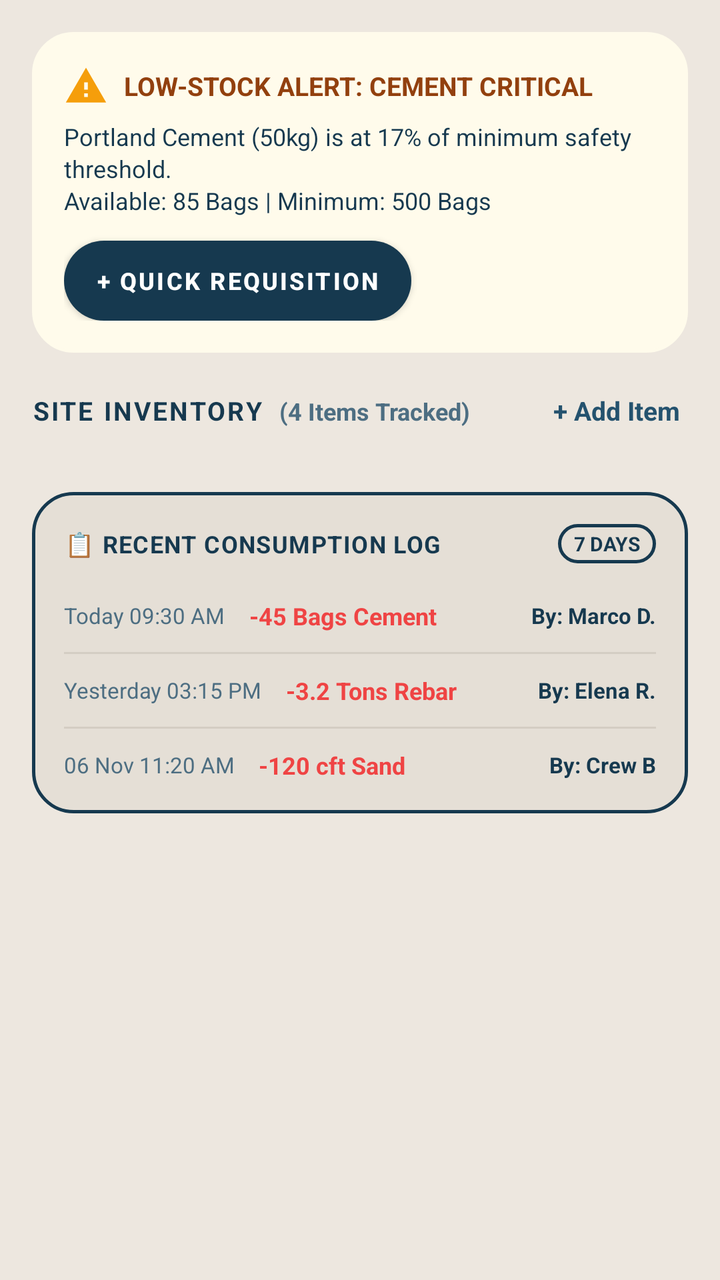
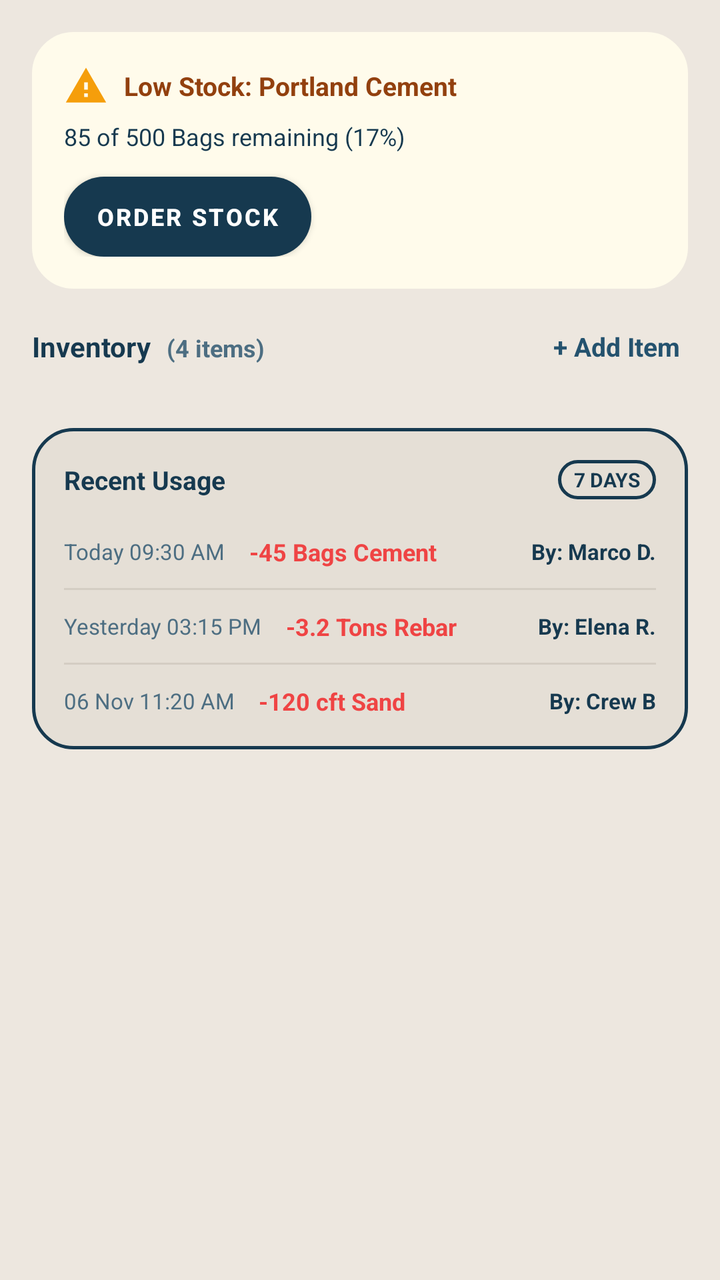

An Android layout rendered at two revisions. The XML below is the earlier revision; the diff shows what the commit changed to produce the second picture.
<!-- AndroidManifest.xml: application theme Theme.SiteSync -->
<!-- res/layout/fragment_resource.xml -->
<?xml version="1.0" encoding="utf-8"?>
<androidx.coordinatorlayout.widget.CoordinatorLayout xmlns:android="http://schemas.android.com/apk/res/android"
    xmlns:app="http://schemas.android.com/apk/res-auto"
    android:layout_width="match_parent"
    android:layout_height="match_parent"
    android:background="@color/warm_ash_base">

    <androidx.core.widget.NestedScrollView
        android:layout_width="match_parent"
        android:layout_height="match_parent"
        android:clipToPadding="false"
        android:paddingBottom="120dp"
        android:fillViewport="true">

        <LinearLayout
            android:layout_width="match_parent"
            android:layout_height="wrap_content"
            android:orientation="vertical"
            android:padding="16dp">

            
            <include
                android:id="@+id/layoutLowStockBanner"
                layout="@layout/layout_low_stock_banner" />

            
            <RelativeLayout
                android:layout_width="match_parent"
                android:layout_height="wrap_content"
                android:layout_marginBottom="12dp">

                <LinearLayout
                    android:layout_width="wrap_content"
                    android:layout_height="wrap_content"
                    android:layout_alignParentStart="true"
                    android:layout_centerVertical="true"
                    android:orientation="horizontal">

                    <TextView
                        android:id="@+id/tvInventoryHeader"
                        android:layout_width="wrap_content"
                        android:layout_height="wrap_content"
                        android:text="SITE INVENTORY"
                        android:textColor="@color/text_oxide_primary"
                        android:textSize="13sp"
                        android:textStyle="bold"
                        android:letterSpacing="0.08" />

                    <TextView
                        android:id="@+id/tvInventoryCountBadge"
                        android:layout_width="wrap_content"
                        android:layout_height="wrap_content"
                        android:layout_marginStart="8dp"
                        android:text="(4 Items Tracked)"
                        android:textColor="@color/text_oxide_secondary"
                        android:textSize="12sp"
                        android:textStyle="bold" />
                </LinearLayout>

                <TextView
                    android:id="@+id/btnAddInventoryItem"
                    android:layout_width="wrap_content"
                    android:layout_height="wrap_content"
                    android:layout_alignParentEnd="true"
                    android:layout_centerVertical="true"
                    android:text="+ Add Item"
                    android:textColor="@color/oxide_blue_light"
                    android:textSize="13sp"
                    android:textStyle="bold"
                    android:padding="4dp"
                    android:background="?attr/selectableItemBackgroundBorderless" />
            </RelativeLayout>

            
            <androidx.recyclerview.widget.RecyclerView
                android:id="@+id/rvInventory"
                android:layout_width="match_parent"
                android:layout_height="wrap_content"
                android:nestedScrollingEnabled="false"
                android:layout_marginBottom="16dp" />

            
            <LinearLayout
                android:layout_width="match_parent"
                android:layout_height="wrap_content"
                android:orientation="vertical"
                android:background="@drawable/bg_card_outlined"
                android:padding="16dp"
                android:layout_marginBottom="16dp">

                
                <RelativeLayout
                    android:layout_width="match_parent"
                    android:layout_height="wrap_content"
                    android:layout_marginBottom="12dp">

                    <TextView
                        android:layout_width="wrap_content"
                        android:layout_height="wrap_content"
                        android:layout_alignParentStart="true"
                        android:layout_centerVertical="true"
                        android:text="📋 RECENT CONSUMPTION LOG"
                        android:textColor="@color/text_oxide_primary"
                        android:textSize="12sp"
                        android:textStyle="bold"
                        android:letterSpacing="0.04" />

                    <TextView
                        android:layout_width="wrap_content"
                        android:layout_height="wrap_content"
                        android:layout_alignParentEnd="true"
                        android:layout_centerVertical="true"
                        android:text="7 DAYS"
                        android:textColor="@color/text_oxide_primary"
                        android:textSize="10sp"
                        android:textStyle="bold"
                        android:background="@drawable/bg_pill_inactive"
                        android:paddingStart="8dp"
                        android:paddingEnd="8dp"
                        android:paddingTop="3dp"
                        android:paddingBottom="3dp" />
                </RelativeLayout>

                
                <LinearLayout
                    android:id="@+id/rowLog1"
                    android:layout_width="match_parent"
                    android:layout_height="wrap_content"
                    android:orientation="horizontal"
                    android:gravity="center_vertical"
                    android:paddingTop="6dp"
                    android:paddingBottom="6dp">

                    <TextView
                        android:layout_width="wrap_content"
                        android:layout_height="wrap_content"
                        android:text="Today 09:30 AM"
                        android:textColor="@color/text_oxide_secondary"
                        android:textSize="11sp" />

                    <TextView
                        android:layout_width="0dp"
                        android:layout_height="wrap_content"
                        android:layout_weight="1"
                        android:layout_marginStart="12dp"
                        android:text="-45 Bags Cement"
                        android:textColor="@color/status_red"
                        android:textSize="12sp"
                        android:textStyle="bold" />

                    <TextView
                        android:layout_width="wrap_content"
                        android:layout_height="wrap_content"
                        android:text="By: Marco D."
                        android:textColor="@color/text_oxide_primary"
                        android:textSize="11sp"
                        android:textStyle="bold" />
                </LinearLayout>

                <View
                    android:layout_width="match_parent"
                    android:layout_height="1dp"
                    android:background="@color/gauge_track_ash"
                    android:layout_marginTop="4dp"
                    android:layout_marginBottom="4dp" />

                
                <LinearLayout
                    android:id="@+id/rowLog2"
                    android:layout_width="match_parent"
                    android:layout_height="wrap_content"
                    android:orientation="horizontal"
                    android:gravity="center_vertical"
                    android:paddingTop="6dp"
                    android:paddingBottom="6dp">

                    <TextView
                        android:layout_width="wrap_content"
                        android:layout_height="wrap_content"
                        android:text="Yesterday 03:15 PM"
                        android:textColor="@color/text_oxide_secondary"
                        android:textSize="11sp" />

                    <TextView
                        android:layout_width="0dp"
                        android:layout_height="wrap_content"
                        android:layout_weight="1"
                        android:layout_marginStart="12dp"
                        android:text="-3.2 Tons Rebar"
                        android:textColor="@color/status_red"
                        android:textSize="12sp"
                        android:textStyle="bold" />

                    <TextView
                        android:layout_width="wrap_content"
                        android:layout_height="wrap_content"
                        android:text="By: Elena R."
                        android:textColor="@color/text_oxide_primary"
                        android:textSize="11sp"
                        android:textStyle="bold" />
                </LinearLayout>

                <View
                    android:layout_width="match_parent"
                    android:layout_height="1dp"
                    android:background="@color/gauge_track_ash"
                    android:layout_marginTop="4dp"
                    android:layout_marginBottom="4dp" />

                
                <LinearLayout
                    android:id="@+id/rowLog3"
                    android:layout_width="match_parent"
                    android:layout_height="wrap_content"
                    android:orientation="horizontal"
                    android:gravity="center_vertical"
                    android:paddingTop="6dp">

                    <TextView
                        android:layout_width="wrap_content"
                        android:layout_height="wrap_content"
                        android:text="06 Nov 11:20 AM"
                        android:textColor="@color/text_oxide_secondary"
                        android:textSize="11sp" />

                    <TextView
                        android:layout_width="0dp"
                        android:layout_height="wrap_content"
                        android:layout_weight="1"
                        android:layout_marginStart="12dp"
                        android:text="-120 cft Sand"
                        android:textColor="@color/status_red"
                        android:textSize="12sp"
                        android:textStyle="bold" />

                    <TextView
                        android:layout_width="wrap_content"
                        android:layout_height="wrap_content"
                        android:text="By: Crew B"
                        android:textColor="@color/text_oxide_primary"
                        android:textSize="11sp"
                        android:textStyle="bold" />
                </LinearLayout>
            </LinearLayout>

        </LinearLayout>
    </androidx.core.widget.NestedScrollView>

</androidx.coordinatorlayout.widget.CoordinatorLayout>
<!-- res/layout/layout_low_stock_banner.xml (included above) -->
<?xml version="1.0" encoding="utf-8"?>
<LinearLayout xmlns:android="http://schemas.android.com/apk/res/android"
    xmlns:app="http://schemas.android.com/apk/res-auto"
    android:id="@+id/layoutLowStockBanner"
    android:layout_width="match_parent"
    android:layout_height="wrap_content"
    android:orientation="vertical"
    android:background="@drawable/bg_card_outlined"
    android:backgroundTint="#FFFBEB"
    android:padding="16dp"
    android:layout_marginBottom="16dp">

    <LinearLayout
        android:layout_width="match_parent"
        android:layout_height="wrap_content"
        android:orientation="horizontal"
        android:gravity="center_vertical"
        android:layout_marginBottom="6dp">

        <ImageView
            android:layout_width="22dp"
            android:layout_height="22dp"
            android:src="@drawable/ic_warning_amber"
            app:tint="@color/brand_amber"
            android:contentDescription="Warning Hazard" />

        <TextView
            android:id="@+id/tvLowStockAlertTitle"
            android:layout_width="0dp"
            android:layout_height="wrap_content"
            android:layout_weight="1"
            android:layout_marginStart="8dp"
            android:text="LOW-STOCK ALERT: CEMENT CRITICAL"
            android:textColor="#92400E"
            android:textSize="13sp"
            android:textStyle="bold" />
    </LinearLayout>

    <TextView
        android:id="@+id/tvLowStockAlertMessage"
        android:layout_width="match_parent"
        android:layout_height="wrap_content"
        android:text="Portland Cement (50kg) is at 17% of minimum safety threshold.\nAvailable: 85 Bags | Minimum: 500 Bags"
        android:textColor="@color/text_oxide_primary"
        android:textSize="12sp"
        android:lineSpacingExtra="2dp"
        android:layout_marginBottom="12dp" />

    <com.google.android.material.button.MaterialButton
        android:id="@+id/btnQuickRequisition"
        android:layout_width="wrap_content"
        android:layout_height="40dp"
        android:background="@drawable/btn_primary_oxide"
        app:backgroundTint="@color/oxide_blue_primary"
        android:text="+ Quick Requisition"
        android:textColor="@color/text_on_oxide_white"
        android:textSize="12sp"
        android:textStyle="bold"
        app:cornerRadius="20dp"
        android:paddingStart="16dp"
        android:paddingEnd="16dp" />

</LinearLayout>
<!-- resources referenced by this layout -->
<resources>
  <color name="brand_amber">#F59E0B</color>
  <color name="gauge_track_ash">#D4CDC3</color>
  <color name="oxide_blue_light">#24526E</color>
  <color name="oxide_blue_primary">#16394F</color>
  <color name="status_red">#EF4444</color>
  <color name="text_on_oxide_white">#FFFFFF</color>
  <color name="text_oxide_primary">#16394F</color>
  <color name="text_oxide_secondary">#4D6E82</color>
  <color name="warm_ash_base">#EDE7DF</color>
  <!-- drawable bg_card_outlined (drawable) -->
  <?xml version="1.0" encoding="utf-8"?>
  <shape xmlns:android="http://schemas.android.com/apk/res/android"
      android:shape="rectangle">
      <solid android:color="@color/warm_ash_surface" />
      <stroke
          android:width="1.5dp"
          android:color="@color/stroke_oxide_blue" />
      <corners android:radius="20dp" />
  </shape>
  <!-- drawable bg_pill_inactive (drawable) -->
  <?xml version="1.0" encoding="utf-8"?>
  <shape xmlns:android="http://schemas.android.com/apk/res/android"
      android:shape="rectangle">
      <solid android:color="@color/warm_ash_surface" />
      <stroke
          android:width="1.5dp"
          android:color="@color/stroke_oxide_blue" />
      <corners android:radius="16dp" />
  </shape>
  <!-- drawable btn_primary_oxide (drawable) -->
  <?xml version="1.0" encoding="utf-8"?>
  <ripple xmlns:android="http://schemas.android.com/apk/res/android"
      android:color="@color/oxide_blue_dark">
      <item>
          <shape android:shape="rectangle">
              <solid android:color="@color/oxide_blue_primary" />
              <corners android:radius="24dp" />
          </shape>
      </item>
  </ripple>
  <!-- drawable ic_warning_amber (drawable) -->
  <vector xmlns:android="http://schemas.android.com/apk/res/android"
      android:width="24dp"
      android:height="24dp"
      android:viewportWidth="24"
      android:viewportHeight="24">
    <path
        android:fillColor="#FFF59E0B"
        android:pathData="M1,21h22L12,2 1,21zM13,18h-2v-2h2v2zM13,14h-2v-4h2v4z"/>
  </vector>
  <style name="Theme.SiteSync" parent="Theme.MaterialComponents.NoActionBar">
          
          <item name="android:windowBackground">@color/warm_ash_base</item>
          <item name="colorSurface">@color/warm_ash_surface</item>
          <item name="android:colorBackground">@color/warm_ash_base</item>
  
          
          <item name="colorPrimary">@color/oxide_blue_primary</item>
          <item name="colorPrimaryVariant">@color/oxide_blue_dark</item>
          <item name="colorOnPrimary">@color/text_on_oxide_white</item>
  
          
          <item name="colorSecondary">@color/oxide_blue_primary</item>
          <item name="colorSecondaryVariant">@color/oxide_blue_light</item>
          <item name="colorOnSecondary">@color/text_on_oxide_white</item>
  
          
          <item name="android:statusBarColor">@color/warm_ash_base</item>
          <item name="android:navigationBarColor">@color/warm_ash_base</item>
          <item name="android:windowLightStatusBar" tools:targetApi="m">true</item>
          <item name="android:windowLightNavigationBar" tools:targetApi="o_mr1">true</item>
  
          
          <item name="cardBackgroundColor">@color/warm_ash_surface</item>
          <item name="strokeColor">@color/stroke_oxide_blue</item>
          <item name="strokeWidth">1.5dp</item>
          <item name="cornerRadius">20dp</item>
  
          
          <item name="android:textColorPrimary">@color/text_oxide_primary</item>
          <item name="android:textColorSecondary">@color/text_oxide_secondary</item>
          <item name="android:textColorTertiary">@color/text_oxide_muted</item>
          <item name="android:textColorHint">@color/text_oxide_muted</item>
          <item name="editTextColor">@color/text_oxide_primary</item>
      </style>
  <color name="warm_ash_surface">#E5DFD6</color>
  <color name="stroke_oxide_blue">#16394F</color>
  <color name="oxide_blue_dark">#0E2636</color>
  <color name="text_oxide_muted">#7E98A8</color>
</resources>

<!-- the commit's change to res/layout/fragment_resource.xml (unified diff, before → after) -->
@@ -40,18 +40,17 @@
                         android:id="@+id/tvInventoryHeader"
                         android:layout_width="wrap_content"
                         android:layout_height="wrap_content"
-                        android:text="SITE INVENTORY"
-                        android:textColor="@color/text_oxide_primary"
-                        android:textSize="13sp"
-                        android:textStyle="bold"
-                        android:letterSpacing="0.08" />
+                        android:text="Inventory"
+                        android:textColor="@color/text_oxide_primary"
+                        android:textSize="14sp"
+                        android:textStyle="bold" />
 
                     <TextView
                         android:id="@+id/tvInventoryCountBadge"
                         android:layout_width="wrap_content"
                         android:layout_height="wrap_content"
                         android:layout_marginStart="8dp"
-                        android:text="(4 Items Tracked)"
+                        android:text="(4 items)"
                         android:textColor="@color/text_oxide_secondary"
                         android:textSize="12sp"
                         android:textStyle="bold" />
@@ -99,11 +98,10 @@
                         android:layout_height="wrap_content"
                         android:layout_alignParentStart="true"
                         android:layout_centerVertical="true"
-                        android:text="📋 RECENT CONSUMPTION LOG"
-                        android:textColor="@color/text_oxide_primary"
-                        android:textSize="12sp"
-                        android:textStyle="bold"
-                        android:letterSpacing="0.04" />
+                        android:text="Recent Usage"
+                        android:textColor="@color/text_oxide_primary"
+                        android:textSize="13sp"
+                        android:textStyle="bold" />
 
                     <TextView
                         android:layout_width="wrap_content"
@@ -280,7 +278,7 @@
             android:layout_height="wrap_content"
             android:layout_weight="1"
             android:layout_marginStart="8dp"
-            android:text="LOW-STOCK ALERT: CEMENT CRITICAL"
+            android:text="Low Stock: Portland Cement"
             android:textColor="#92400E"
             android:textSize="13sp"
             android:textStyle="bold" />
@@ -290,10 +288,9 @@
         android:id="@+id/tvLowStockAlertMessage"
         android:layout_width="match_parent"
         android:layout_height="wrap_content"
-        android:text="Portland Cement (50kg) is at 17% of minimum safety threshold.\nAvailable: 85 Bags | Minimum: 500 Bags"
+        android:text="85 of 500 Bags remaining (17%)"
         android:textColor="@color/text_oxide_primary"
         android:textSize="12sp"
-        android:lineSpacingExtra="2dp"
         android:layout_marginBottom="12dp" />
 
     <com.google.android.material.button.MaterialButton
@@ -302,7 +299,7 @@
         android:layout_height="40dp"
         android:background="@drawable/btn_primary_oxide"
         app:backgroundTint="@color/oxide_blue_primary"
-        android:text="+ Quick Requisition"
+        android:text="Order Stock"
         android:textColor="@color/text_on_oxide_white"
         android:textSize="12sp"
         android:textStyle="bold"
